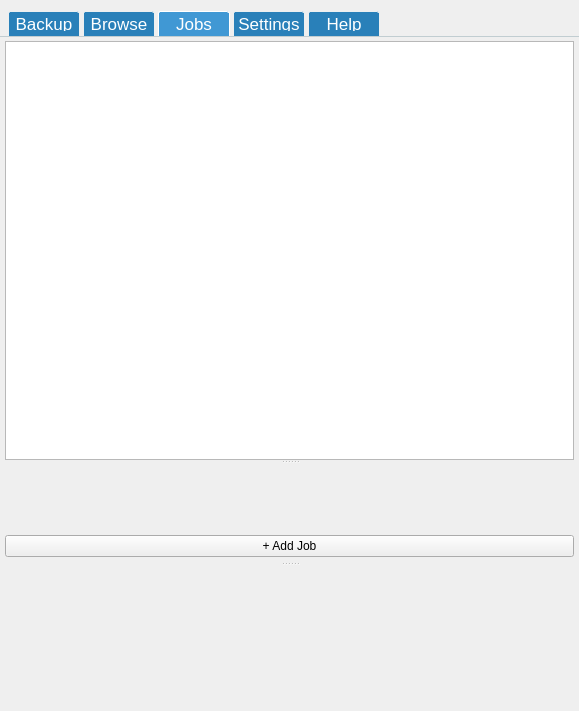
Before: the Qt Designer form forms/mainwindow.ui in Tarsnap/tarsnap-gui, drawn with Qt 5.
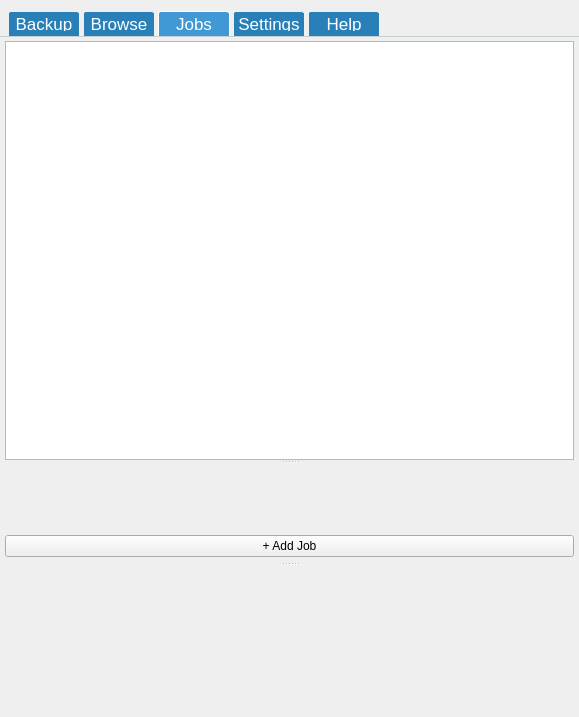
After: the same form once the commit is applied. Icons and pictures are not drawn. Custom widgets are drawn as their Qt base class.

Patch:
```diff
--- a/forms/mainwindow.ui
+++ b/forms/mainwindow.ui
@@ -7,7 +7,7 @@
     <x>0</x>
     <y>0</y>
     <width>579</width>
-    <height>711</height>
+    <height>717</height>
    </rect>
   </property>
   <property name="acceptDrops">
```
Left out of the diff: 10 changed lines with no effect on the pictures.
